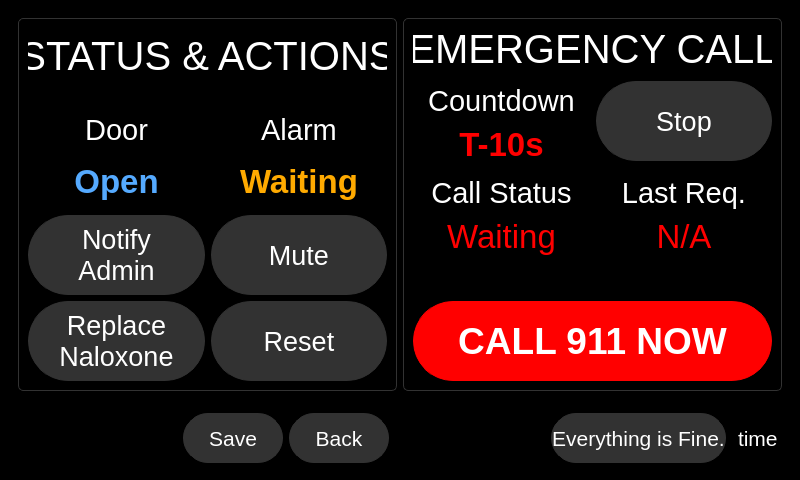
First picture: the form in qt_design/main_window.ui, repository zyl120/Naloxone_Safety_Kit, before the edit.
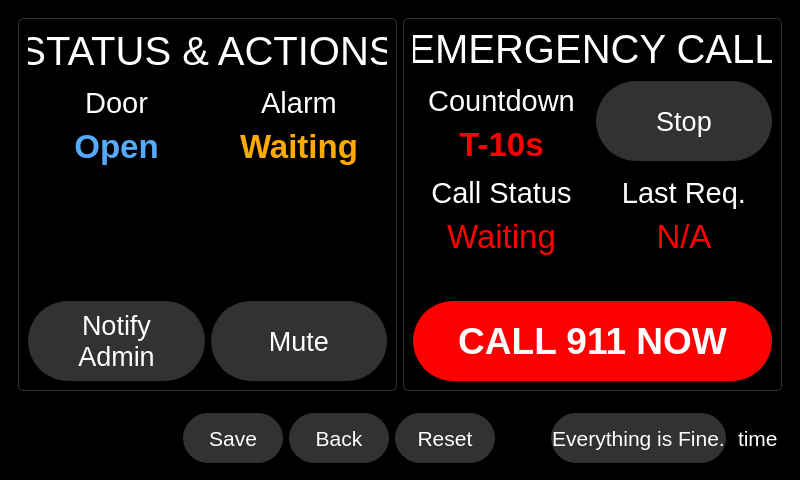
Second picture: the form after the edit. Icons and pictures are not drawn.

Commit message: move door button

What changed in the file:
```diff
--- a/qt_design/main_window.ui
+++ b/qt_design/main_window.ui
@@ -4677,8 +4677,280 @@
        </layout>
       </widget>
       <widget class="QWidget" name="doorOpenPage">
-       <layout class="QGridLayout" name="gridLayout_7" rowstretch="0,0" columnstretch="1,1">
-        <item row="0" column="1" rowspan="2">
+       <layout class="QGridLayout" name="gridLayout_7" rowstretch="0,0,0" columnstretch="1,1">
+        <item row="2" column="0">
+         <widget class="QFrame" name="doorOpenFrame">
+          <property name="styleSheet">
+           <string notr="true">.QFrame{border-radius: 5px;border-color:rgb(50,50,50);border-width: 1px;border-style: solid;}</string>
+          </property>
+          <property name="frameShape">
+           <enum>QFrame::StyledPanel</enum>
+          </property>
+          <property name="frameShadow">
+           <enum>QFrame::Raised</enum>
+          </property>
+          <property name="lineWidth">
+           <number>3</number>
+          </property>
+          <property name="midLineWidth">
+           <number>0</number>
+          </property>
+          <layout class="QGridLayout" name="gridLayout_12" rowstretch="0,0,0,0,0" columnstretch="1,1">
+           <item row="1" column="0">
+            <widget class="QLabel" name="label_12">
+             <property name="minimumSize">
+              <size>
+               <width>0</width>
+               <height>40</height>
+              </size>
+             </property>
+             <property name="maximumSize">
+              <size>
+               <width>16777215</width>
+               <height>16777215</height>
+              </size>
+             </property>
+             <property name="font">
+              <font>
+               <pointsize>22</pointsize>
+              </font>
+             </property>
+             <property name="styleSheet">
+              <string notr="true">color:white;border-width: 0px;</string>
+             </property>
+             <property name="text">
+              <string>Door</string>
+             </property>
+             <property name="alignment">
+              <set>Qt::AlignBottom|Qt::AlignHCenter</set>
+             </property>
+            </widget>
+           </item>
+           <item row="2" column="1">
+            <widget class="QLabel" name="alarmStatusLabel">
+             <property name="minimumSize">
+              <size>
+               <width>0</width>
+               <height>40</height>
+              </size>
+             </property>
+             <property name="maximumSize">
+              <size>
+               <width>16777215</width>
+               <height>16777215</height>
+              </size>
+             </property>
+             <property name="font">
+              <font>
+               <pointsize>25</pointsize>
+               <bold>true</bold>
+              </font>
+             </property>
+             <property name="styleSheet">
+              <string notr="true">color: rgb(255, 170, 0);</string>
+             </property>
+             <property name="text">
+              <string>Waiting</string>
+             </property>
+             <property name="alignment">
+              <set>Qt::AlignCenter</set>
+             </property>
+            </widget>
+           </item>
+           <item row="4" column="0">
+            <widget class="QPushButton" name="notify_admin_button_2">
+             <property name="sizePolicy">
+              <sizepolicy hsizetype="Preferred" vsizetype="Preferred">
+               <horstretch>0</horstretch>
+               <verstretch>0</verstretch>
+              </sizepolicy>
+             </property>
+             <property name="minimumSize">
+              <size>
+               <width>0</width>
+               <height>80</height>
+              </size>
+             </property>
+             <property name="maximumSize">
+              <size>
+               <width>16777215</width>
+               <height>80</height>
+              </size>
+             </property>
+             <property name="font">
+              <font>
+               <pointsize>20</pointsize>
+               <bold>false</bold>
+              </font>
+             </property>
+             <property name="styleSheet">
+              <string notr="true">color:white;border-radius: 40px;background-color:rgb(50,50,50);border-color:rgb(50,50,50);border-width: 1px;border-style: solid;</string>
+             </property>
+             <property name="text">
+              <string>Notify
+Admin</string>
+             </property>
+             <property name="icon">
+              <iconset>
+               <normaloff>../main/res/smartphone.png</normaloff>../main/res/smartphone.png</iconset>
+             </property>
+             <property name="iconSize">
+              <size>
+               <width>32</width>
+               <height>32</height>
+              </size>
+             </property>
+             <property name="flat">
+              <bool>false</bool>
+             </property>
+            </widget>
+           </item>
+           <item row="0" column="0" colspan="2">
+            <widget class="QLabel" name="label_28">
+             <property name="minimumSize">
+              <size>
+               <width>0</width>
+               <height>40</height>
+              </size>
+             </property>
+             <property name="font">
+              <font>
+               <pointsize>30</pointsize>
+              </font>
+             </property>
+             <property name="styleSheet">
+              <string notr="true">color:white;border-width: 0px;</string>
+             </property>
+             <property name="text">
+              <string>STATUS &amp; ACTIONS</string>
+             </property>
+             <property name="alignment">
+              <set>Qt::AlignCenter</set>
+             </property>
+            </widget>
+           </item>
+           <item row="2" column="0">
+            <widget class="QLabel" name="doorOpenLabel">
+             <property name="minimumSize">
+              <size>
+               <width>0</width>
+               <height>40</height>
+              </size>
+             </property>
+             <property name="maximumSize">
+              <size>
+               <width>16777215</width>
+               <height>16777215</height>
+              </size>
+             </property>
+             <property name="font">
+              <font>
+               <pointsize>25</pointsize>
+               <bold>true</bold>
+              </font>
+             </property>
+             <property name="styleSheet">
+              <string notr="true">color:rgb(85, 170, 255);</string>
+             </property>
+             <property name="text">
+              <string>Open</string>
+             </property>
+             <property name="alignment">
+              <set>Qt::AlignCenter</set>
+             </property>
+            </widget>
+           </item>
+           <item row="1" column="1">
+            <widget class="QLabel" name="label_6">
+             <property name="minimumSize">
+              <size>
+               <width>0</width>
+               <height>40</height>
+              </size>
+             </property>
+             <property name="maximumSize">
+              <size>
+               <width>16777215</width>
+               <height>16777215</height>
+              </size>
+             </property>
+             <property name="font">
+              <font>
+               <pointsize>22</pointsize>
+              </font>
+             </property>
+             <property name="styleSheet">
+              <string notr="true">color:white;border-width: 0px;</string>
+             </property>
+             <property name="text">
+              <string>Alarm</string>
+             </property>
+             <property name="alignment">
+              <set>Qt::AlignBottom|Qt::AlignHCenter</set>
+             </property>
+            </widget>
+           </item>
+           <item row="4" column="1">
+            <widget class="QPushButton" name="alarmMutePushButton">
+             <property name="sizePolicy">
+              <sizepolicy hsizetype="Preferred" vsizetype="Preferred">
+               <horstretch>0</horstretch>
+               <verstretch>0</verstretch>
+              </sizepolicy>
+             </property>
+             <property name="minimumSize">
+              <size>
+               <width>0</width>
+               <height>80</height>
+              </size>
+             </property>
+             <property name="maximumSize">
+              <size>
+               <width>16777215</width>
+               <height>80</height>
+              </size>
+             </property>
+             <property name="font">
+              <font>
+               <pointsize>20</pointsize>
+               <bold>false</bold>
+              </font>
+             </property>
+             <property name="styleSheet">
+              <string notr="true">color:white;border-radius: 40px;background-color:rgb(50,50,50);border-color:rgb(50,50,50);border-width: 1px;border-style: solid;</string>
+             </property>
+             <property name="text">
+              <string>Mute</string>
+             </property>
+             <property name="icon">
+              <iconset>
+               <normaloff>../main/res/media-playback-stop.svg</normaloff>../main/res/media-playback-stop.svg</iconset>
+             </property>
+             <property name="iconSize">
+              <size>
+               <width>32</width>
+               <height>32</height>
+              </size>
+             </property>
+            </widget>
+           </item>
+           <item row="3" column="0" colspan="2">
+            <spacer name="verticalSpacer_6">
+             <property name="orientation">
+              <enum>Qt::Vertical</enum>
+             </property>
+             <property name="sizeHint" stdset="0">
+              <size>
+               <width>20</width>
+               <height>40</height>
+              </size>
+             </property>
+            </spacer>
+           </item>
+          </layout>
+         </widget>
+        </item>
+        <item row="2" column="1">
          <widget class="QFrame" name="emergencyCallFrame">
           <property name="styleSheet">
            <string notr="true">.QFrame{border-radius: 5px;border-color:rgb(50,50,50);border-width: 1px;border-style: solid;}</string>
@@ -5064,354 +5336,6 @@
           </layout>
          </widget>
         </item>
-        <item row="0" column="0" rowspan="2">
-         <widget class="QFrame" name="doorOpenFrame">
-          <property name="styleSheet">
-           <string notr="true">.QFrame{border-radius: 5px;border-color:rgb(50,50,50);border-width: 1px;border-style: solid;}</string>
-          </property>
-          <property name="frameShape">
-           <enum>QFrame::StyledPanel</enum>
-          </property>
-          <property name="frameShadow">
-           <enum>QFrame::Raised</enum>
-          </property>
-          <property name="lineWidth">
-           <number>3</number>
-          </property>
-          <property name="midLineWidth">
-           <number>0</number>
-          </property>
-          <layout class="QGridLayout" name="gridLayout_12" columnstretch="1,1">
-           <item row="1" column="0">
-            <widget class="QLabel" name="label_12">
-             <property name="minimumSize">
-              <size>
-               <width>0</width>
-               <height>40</height>
-              </size>
-             </property>
-             <property name="maximumSize">
-              <size>
-               <width>16777215</width>
-               <height>16777215</height>
-              </size>
-             </property>
-             <property name="font">
-              <font>
-               <pointsize>22</pointsize>
-              </font>
-             </property>
-             <property name="styleSheet">
-              <string notr="true">color:white;border-width: 0px;</string>
-             </property>
-             <property name="text">
-              <string>Door</string>
-             </property>
-             <property name="alignment">
-              <set>Qt::AlignBottom|Qt::AlignHCenter</set>
-             </property>
-            </widget>
-           </item>
-           <item row="2" column="1">
-            <widget class="QLabel" name="alarmStatusLabel">
-             <property name="minimumSize">
-              <size>
-               <width>0</width>
-               <height>40</height>
-              </size>
-             </property>
-             <property name="maximumSize">
-              <size>
-               <width>16777215</width>
-               <height>16777215</height>
-              </size>
-             </property>
-             <property name="font">
-              <font>
-               <pointsize>25</pointsize>
-               <bold>true</bold>
-              </font>
-             </property>
-             <property name="styleSheet">
-              <string notr="true">color: rgb(255, 170, 0);</string>
-             </property>
-             <property name="text">
-              <string>Waiting</string>
-             </property>
-             <property name="alignment">
-              <set>Qt::AlignCenter</set>
-             </property>
-            </widget>
-           </item>
-           <item row="3" column="0">
-            <widget class="QPushButton" name="notify_admin_button_2">
-             <property name="sizePolicy">
-              <sizepolicy hsizetype="Preferred" vsizetype="Preferred">
-               <horstretch>0</horstretch>
-               <verstretch>0</verstretch>
-              </sizepolicy>
-             </property>
-             <property name="minimumSize">
-              <size>
-               <width>0</width>
-               <height>80</height>
-              </size>
-             </property>
-             <property name="maximumSize">
-              <size>
-               <width>16777215</width>
-               <height>80</height>
-              </size>
-             </property>
-             <property name="font">
-              <font>
-               <pointsize>20</pointsize>
-               <bold>false</bold>
-              </font>
-             </property>
-             <property name="styleSheet">
-              <string notr="true">color:white;border-radius: 40px;background-color:rgb(50,50,50);border-color:rgb(50,50,50);border-width: 1px;border-style: solid;</string>
-             </property>
-             <property name="text">
-              <string>Notify
-Admin</string>
-             </property>
-             <property name="icon">
-              <iconset>
-               <normaloff>../main/res/smartphone.png</normaloff>../main/res/smartphone.png</iconset>
-             </property>
-             <property name="iconSize">
-              <size>
-               <width>32</width>
-               <height>32</height>
-              </size>
-             </property>
-             <property name="flat">
-              <bool>false</bool>
-             </property>
-            </widget>
-           </item>
-           <item row="4" column="0">
-            <widget class="QPushButton" name="replace_naloxone_button_2">
-             <property name="sizePolicy">
-              <sizepolicy hsizetype="Preferred" vsizetype="Preferred">
-               <horstretch>0</horstretch>
-               <verstretch>0</verstretch>
-              </sizepolicy>
-             </property>
-             <property name="minimumSize">
-              <size>
-               <width>0</width>
-               <height>80</height>
-              </size>
-             </property>
-             <property name="maximumSize">
-              <size>
-               <width>16777215</width>
-               <height>80</height>
-              </size>
-             </property>
-             <property name="font">
-              <font>
-               <pointsize>20</pointsize>
-               <bold>false</bold>
-              </font>
-             </property>
-             <property name="styleSheet">
-              <string notr="true">color:white;border-radius: 40px;background-color:rgb(50,50,50);border-color:rgb(50,50,50);border-width: 1px;border-style: solid;</string>
-             </property>
-             <property name="text">
-              <string>Replace
-Naloxone</string>
-             </property>
-             <property name="icon">
-              <iconset>
-               <normaloff>../main/res/system-reboot.svg</normaloff>../main/res/system-reboot.svg</iconset>
-             </property>
-             <property name="iconSize">
-              <size>
-               <width>32</width>
-               <height>32</height>
-              </size>
-             </property>
-            </widget>
-           </item>
-           <item row="2" column="0">
-            <widget class="QLabel" name="doorOpenLabel">
-             <property name="minimumSize">
-              <size>
-               <width>0</width>
-               <height>40</height>
-              </size>
-             </property>
-             <property name="maximumSize">
-              <size>
-               <width>16777215</width>
-               <height>16777215</height>
-              </size>
-             </property>
-             <property name="font">
-              <font>
-               <pointsize>25</pointsize>
-               <bold>true</bold>
-              </font>
-             </property>
-             <property name="styleSheet">
-              <string notr="true">color:rgb(85, 170, 255);</string>
-             </property>
-             <property name="text">
-              <string>Open</string>
-             </property>
-             <property name="alignment">
-              <set>Qt::AlignCenter</set>
-             </property>
-            </widget>
-           </item>
-           <item row="1" column="1">
-            <widget class="QLabel" name="label_6">
-             <property name="minimumSize">
-              <size>
-               <width>0</width>
-               <height>40</height>
-              </size>
-             </property>
-             <property name="maximumSize">
-              <size>
-               <width>16777215</width>
-               <height>16777215</height>
-              </size>
-             </property>
-             <property name="font">
-              <font>
-               <pointsize>22</pointsize>
-              </font>
-             </property>
-             <property name="styleSheet">
-              <string notr="true">color:white;border-width: 0px;</string>
-             </property>
-             <property name="text">
-              <string>Alarm</string>
-             </property>
-             <property name="alignment">
-              <set>Qt::AlignBottom|Qt::AlignHCenter</set>
-             </property>
-            </widget>
-           </item>
-           <item row="3" column="1">
-            <widget class="QPushButton" name="alarmMutePushButton">
-             <property name="sizePolicy">
-              <sizepolicy hsizetype="Preferred" vsizetype="Preferred">
-               <horstretch>0</horstretch>
-               <verstretch>0</verstretch>
-              </sizepolicy>
-             </property>
-             <property name="minimumSize">
-              <size>
-               <width>0</width>
-               <height>80</height>
-              </size>
-             </property>
-             <property name="maximumSize">
-              <size>
-               <width>16777215</width>
-               <height>80</height>
-              </size>
-             </property>
-             <property name="font">
-              <font>
-               <pointsize>20</pointsize>
-               <bold>false</bold>
-              </font>
-             </property>
-             <property name="styleSheet">
-              <string notr="true">color:white;border-radius: 40px;background-color:rgb(50,50,50);border-color:rgb(50,50,50);border-width: 1px;border-style: solid;</string>
-             </property>
-             <property name="text">
-              <string>Mute</string>
-             </property>
-             <property name="icon">
-              <iconset>
-               <normaloff>../main/res/media-playback-stop.svg</normaloff>../main/res/media-playback-stop.svg</iconset>
-             </property>
-             <property name="iconSize">
-              <size>
-               <width>32</width>
-               <height>32</height>
-              </size>
-             </property>
-            </widget>
-           </item>
-           <item row="4" column="1">
-            <widget class="QPushButton" name="doorOpenResetPushButton">
-             <property name="sizePolicy">
-              <sizepolicy hsizetype="Preferred" vsizetype="Preferred">
-               <horstretch>0</horstretch>
-               <verstretch>0</verstretch>
-              </sizepolicy>
-             </property>
-             <property name="minimumSize">
-              <size>
-               <width>0</width>
-               <height>80</height>
-              </size>
-             </property>
-             <property name="maximumSize">
-              <size>
-               <width>16777215</width>
-               <height>80</height>
-              </size>
-             </property>
-             <property name="font">
-              <font>
-               <pointsize>20</pointsize>
-               <bold>false</bold>
-              </font>
-             </property>
-             <property name="styleSheet">
-              <string notr="true">color:white;border-radius: 40px;background-color:rgb(50,50,50);border-color:rgb(50,50,50);border-width: 1px;border-style: solid;</string>
-             </property>
-             <property name="text">
-              <string>Reset</string>
-             </property>
-             <property name="icon">
-              <iconset>
-               <normaloff>../main/res/edit-reset.svg</normaloff>../main/res/edit-reset.svg</iconset>
-             </property>
-             <property name="iconSize">
-              <size>
-               <width>32</width>
-               <height>32</height>
-              </size>
-             </property>
-            </widget>
-           </item>
-           <item row="0" column="0" colspan="2">
-            <widget class="QLabel" name="label_28">
-             <property name="minimumSize">
-              <size>
-               <width>0</width>
-               <height>40</height>
-              </size>
-             </property>
-             <property name="font">
-              <font>
-               <pointsize>30</pointsize>
-              </font>
-             </property>
-             <property name="styleSheet">
-              <string notr="true">color:white;border-width: 0px;</string>
-             </property>
-             <property name="text">
-              <string>STATUS &amp; ACTIONS</string>
-             </property>
-             <property name="alignment">
-              <set>Qt::AlignCenter</set>
-             </property>
-            </widget>
-           </item>
-          </layout>
-         </widget>
-        </item>
        </layout>
       </widget>
      </widget>
@@ -5705,6 +5629,50 @@
          </property>
         </widget>
        </item>
+       <item>
+        <widget class="QPushButton" name="doorOpenResetPushButton">
+         <property name="sizePolicy">
+          <sizepolicy hsizetype="Fixed" vsizetype="Fixed">
+           <horstretch>0</horstretch>
+           <verstretch>0</verstretch>
+          </sizepolicy>
+         </property>
+         <property name="minimumSize">
+          <size>
+           <width>100</width>
+           <height>50</height>
+          </size>
+         </property>
+         <property name="maximumSize">
+          <size>
+           <width>100</width>
+           <height>50</height>
+          </size>
+         </property>
+         <property name="font">
+          <font>
+           <pointsize>16</pointsize>
+           <bold>false</bold>
+          </font>
+         </property>
+         <property name="styleSheet">
+          <string notr="true">color:white;border-radius: 25px;background-color:rgb(50,50,50);border-color:rgb(50,50,50);border-width: 1px;border-style: solid;</string>
+         </property>
+         <property name="text">
+          <string>Reset</string>
+         </property>
+         <property name="icon">
+          <iconset>
+           <normaloff>../main/res/edit-reset.svg</normaloff>../main/res/edit-reset.svg</iconset>
+         </property>
+         <property name="iconSize">
+          <size>
+           <width>32</width>
+           <height>32</height>
+          </size>
+         </property>
+        </widget>
+       </item>
        <item>
         <spacer name="horizontalSpacer_2">
          <property name="orientation">
```
The commit also changes 3 other files.
